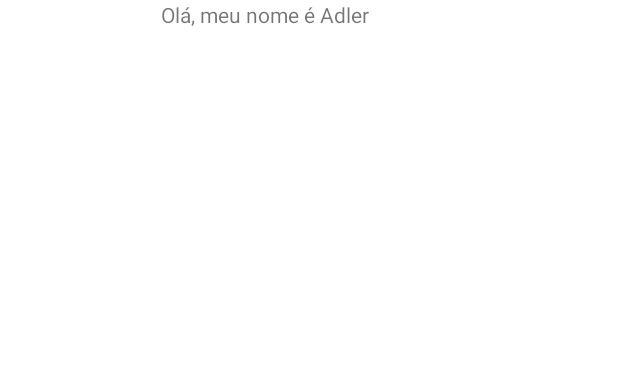
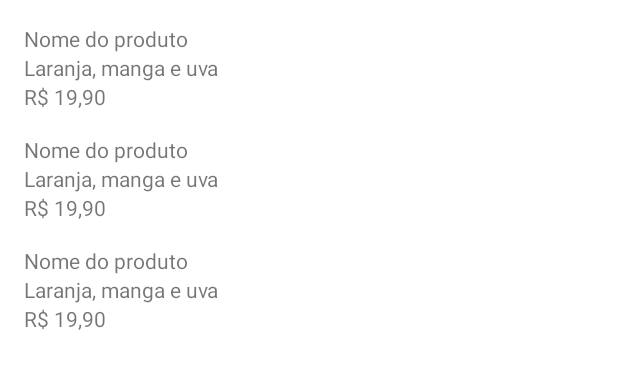
Before and after one commit to coelhoadler/listiha, an Android app: the layout activity_main.xml on its own in the app's theme, with its tools: preview values and no code run, on a phone screen of 412 x 824 dp. Shown: the top 369 px of the screen. Run offline under Robolectric (Android 15) with nearby library versions, the phone set to English and light mode, and no system bars.

Commit message:
feat:(layout) adicionando o recycler view

```diff
--- a/app/src/main/java/br/com/alura/listinha/MainActivity.kt
+++ b/app/src/main/java/br/com/alura/listinha/MainActivity.kt
@@ -10,6 +10,14 @@ class MainActivity : Activity() {
         super.onCreate(savedInstanceState)
         // Toast.makeText(this, "Mariana te amo <3", Toast.LENGTH_LONG).show()
         setContentView(R.layout.activity_main)
+
+        val inputName = findViewById<TextView>(R.id.name);
+        val inputDesc = findViewById<TextView>(R.id.description);
+        val inputValue = findViewById<TextView>(R.id.value);
+
+        inputName.text = "Cesta de Frutas"
+        inputDesc.text = "Uva e Banana"
+        inputValue.text = "R$ 19,99"
     }
 
 }
--- a/app/src/main/res/layout/activity_main.xml
+++ b/app/src/main/res/layout/activity_main.xml
@@ -5,13 +5,13 @@
     android:layout_width="match_parent"
     android:layout_height="match_parent">
 
-    <TextView
-        android:id="@+id/textView"
-        android:layout_width="197dp"
-        android:layout_height="21dp"
-        android:text="Olá, meu nome é Adler"
+    <androidx.recyclerview.widget.RecyclerView
+        android:layout_width="0dp"
+        android:layout_height="0dp"
+        app:layout_constraintBottom_toBottomOf="parent"
         app:layout_constraintEnd_toEndOf="parent"
-        app:layout_constraintHorizontal_bias="0.5"
         app:layout_constraintStart_toStartOf="parent"
-        app:layout_constraintTop_toTopOf="parent" />
+        app:layout_constraintTop_toTopOf="parent"
+        tools:listitem="@layout/product_item" />
+
 </androidx.constraintlayout.widget.ConstraintLayout>
--- /dev/null
+++ b/app/src/main/res/layout/product_item.xml
@@ -0,0 +1,39 @@
+<?xml version="1.0" encoding="utf-8"?>
+<androidx.constraintlayout.widget.ConstraintLayout xmlns:android="http://schemas.android.com/apk/res/android"
+    android:layout_width="match_parent"
+    android:layout_height="wrap_content"
+    xmlns:tools="http://schemas.android.com/tools"
+    xmlns:app="http://schemas.android.com/apk/res-auto">
+
+    <TextView
+        android:id="@+id/name"
+        android:layout_margin="16dp"
+        android:layout_width="match_parent"
+        android:layout_height="wrap_content"
+        tools:text="Nome do produto"
+        app:layout_constraintStart_toStartOf="parent"
+        app:layout_constraintEnd_toEndOf="parent"
+        app:layout_constraintTop_toTopOf="parent" />
+
+    <TextView android:id="@+id/description"
+        android:layout_marginStart="16dp"
+        android:layout_marginEnd="16dp"
+        android:layout_width="match_parent"
+        android:layout_height="wrap_content"
+        tools:text="Laranja, manga e uva"
+        app:layout_constraintStart_toStartOf="parent"
+        app:layout_constraintTop_toBottomOf="@id/name">
+    </TextView>
+
+    <TextView android:id="@+id/value"
+        android:layout_marginStart="16dp"
+        android:layout_marginEnd="16dp"
+        android:layout_width="match_parent"
+        android:layout_height="wrap_content"
+        tools:text="R$ 19,90"
+        app:layout_constraintStart_toStartOf="parent"
+        app:layout_constraintTop_toBottomOf="@id/description">
+    </TextView>
+
+
+</androidx.constraintlayout.widget.ConstraintLayout>
```
